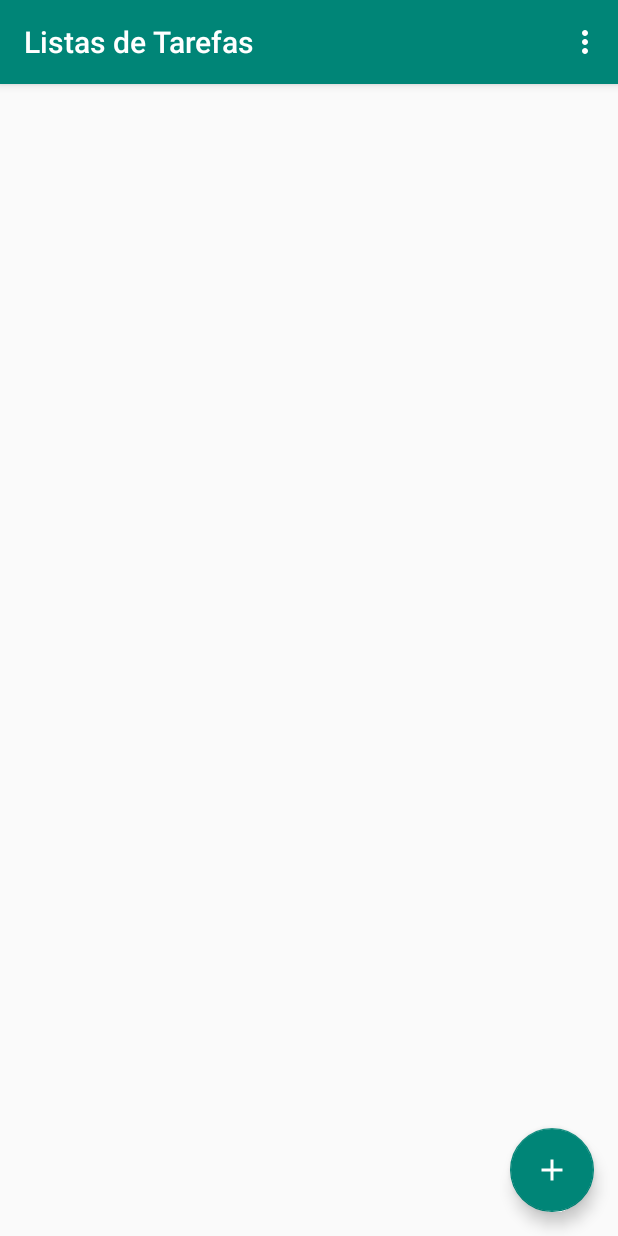
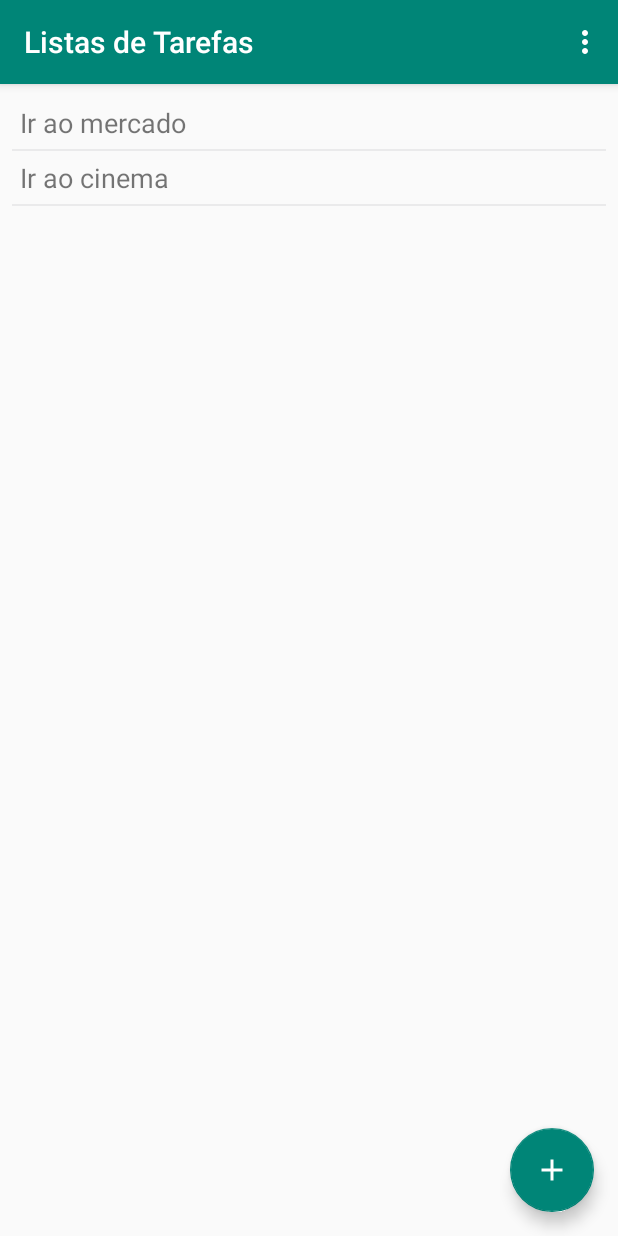
Before and after one commit to Thejoker2012/ListasdeTarefas, an Android app: the screen it shows after launch (MainActivity), on a phone screen of 412 x 824 dp. Run offline under Robolectric (Android 15) with nearby library versions, the phone set to English and light mode, and no system bars.

Commit message:
Criando onStart
*Inflando um layout
*Usando ViewHolder
*Criando uma nova tela

```diff
--- a/app/src/main/java/br/com/unisys/listasdetarefas/activity/MainActivity.java
+++ b/app/src/main/java/br/com/unisys/listasdetarefas/activity/MainActivity.java
@@ -72,11 +72,15 @@ public class MainActivity extends AppCompatActivity {
         recyclerView.setLayoutManager(layoutManager);
         recyclerView.setHasFixedSize(true);
         recyclerView.addItemDecoration(new DividerItemDecoration(getApplicationContext(), LinearLayout.VERTICAL));
-        //recyclerView.setAdapter();
-
+        recyclerView.setAdapter(tarefaAdapter);
 
     }
 
+    @Override
+    protected void onStart() {
+        carregarListaTarefas();
+        super.onStart();
+    }
 
     @Override
     public boolean onCreateOptionsMenu(Menu menu) {
--- a/app/src/main/java/br/com/unisys/listasdetarefas/adapter/TarefaAdapter.java
+++ b/app/src/main/java/br/com/unisys/listasdetarefas/adapter/TarefaAdapter.java
@@ -1,13 +1,16 @@
 package br.com.unisys.listasdetarefas.adapter;
 
+import android.view.LayoutInflater;
 import android.view.View;
 import android.view.ViewGroup;
+import android.widget.TextView;
 
 import androidx.annotation.NonNull;
 import androidx.recyclerview.widget.RecyclerView;
 
 import java.util.List;
 
+import br.com.unisys.listasdetarefas.R;
 import br.com.unisys.listasdetarefas.model.Tarefa;
 
 public class TarefaAdapter extends RecyclerView.Adapter<TarefaAdapter.MyViewHolder> {
@@ -20,22 +23,33 @@ public class TarefaAdapter extends RecyclerView.Adapter<TarefaAdapter.MyViewHold
     @NonNull
     @Override
     public MyViewHolder onCreateViewHolder(@NonNull ViewGroup parent, int viewType) {
-        return null;
+
+        View itemLista = LayoutInflater.from(parent.getContext())
+                                        .inflate(R.layout.lista_tarefa_adapter, parent, false);
+        return new MyViewHolder(itemLista);
     }
 
     @Override
     public void onBindViewHolder(@NonNull MyViewHolder holder, int position) {
 
+        Tarefa tarefa = listaTarefas.get(position);
+        holder .tarefa.setText(tarefa.getNomeTarefa());
+
     }
 
     @Override
     public int getItemCount() {
-        return 0;
+        return this.listaTarefas.size();
     }
 
     public class MyViewHolder extends RecyclerView.ViewHolder{
+
+        TextView tarefa;
+
         public MyViewHolder(@NonNull View itemView) {
             super(itemView);
+
+            tarefa = itemView.findViewById(R.id.textTarefa);
         }
     }
 
--- a/app/src/main/res/layout/content_main.xml
+++ b/app/src/main/res/layout/content_main.xml
@@ -10,7 +10,7 @@
 
     <androidx.recyclerview.widget.RecyclerView
         android:id="@+id/recyclerView"
-        android:layout_width="395dp"
+        android:layout_width="0dp"
         android:layout_height="0dp"
         android:layout_marginStart="8dp"
         android:layout_marginLeft="8dp"
--- /dev/null
+++ b/app/src/main/res/layout/lista_tarefa_adapter.xml
@@ -0,0 +1,14 @@
+<?xml version="1.0" encoding="utf-8"?>
+<LinearLayout xmlns:android="http://schemas.android.com/apk/res/android"
+    android:layout_width="match_parent"
+    android:layout_height="wrap_content"
+    android:orientation="vertical">
+
+    <TextView
+        android:id="@+id/textTarefa"
+        android:layout_width="match_parent"
+        android:layout_height="wrap_content"
+        android:padding="5dp"
+        android:text="Estudar Android"
+        android:textSize="18sp" />
+</LinearLayout>
```
